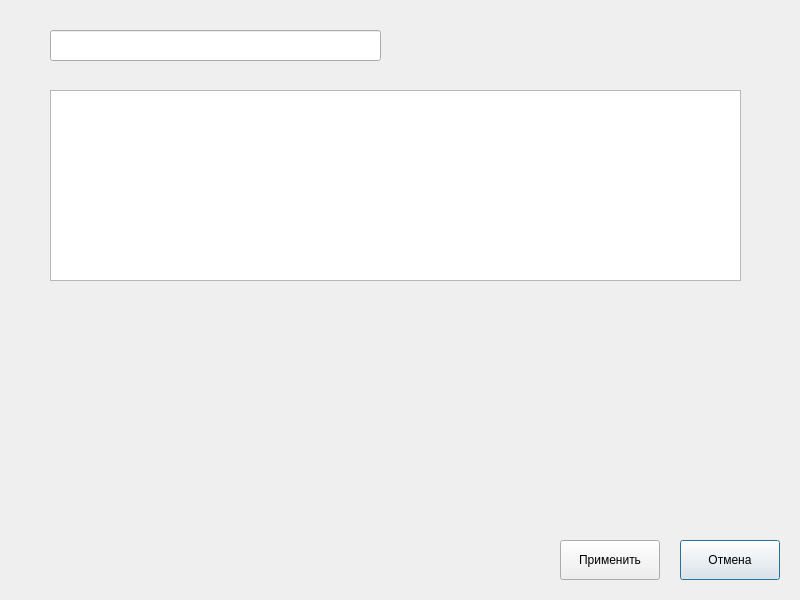
Above: testwindow.ui from geroineee/ARM_QT before the change. Below: the same form after it.
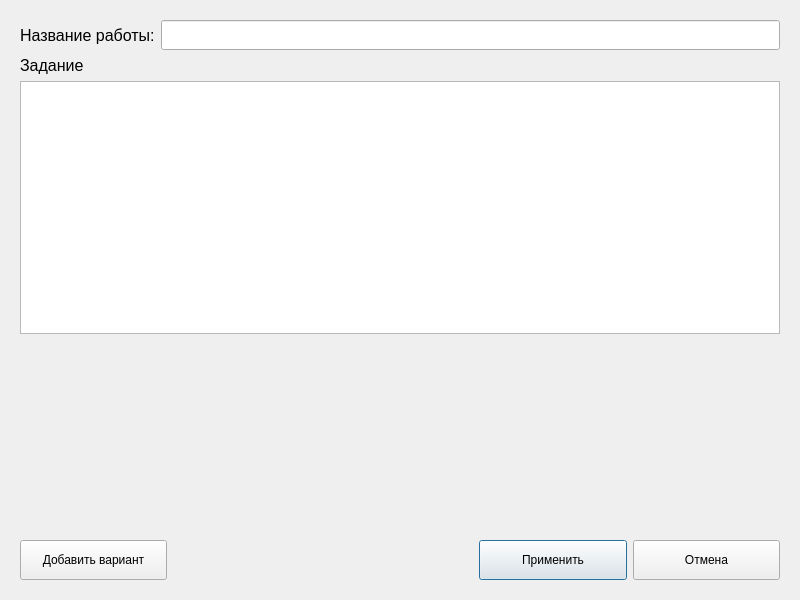
That is the form after the change.

```diff
--- a/testwindow.ui
+++ b/testwindow.ui
@@ -10,55 +10,162 @@
     <height>600</height>
    </rect>
   </property>
+  <property name="minimumSize">
+   <size>
+    <width>300</width>
+    <height>300</height>
+   </size>
+  </property>
   <property name="windowTitle">
    <string>Dialog</string>
   </property>
-  <widget class="QPushButton" name="button_cancel">
-   <property name="geometry">
-    <rect>
-     <x>680</x>
-     <y>540</y>
-     <width>100</width>
-     <height>40</height>
-    </rect>
+  <layout class="QGridLayout" name="gridLayout_2">
+   <property name="leftMargin">
+    <number>20</number>
    </property>
-   <property name="text">
-    <string>Отмена</string>
+   <property name="topMargin">
+    <number>20</number>
    </property>
-  </widget>
-  <widget class="QPushButton" name="button_apply">
-   <property name="geometry">
-    <rect>
-     <x>560</x>
-     <y>540</y>
-     <width>100</width>
-     <height>40</height>
-    </rect>
+   <property name="rightMargin">
+    <number>20</number>
    </property>
-   <property name="text">
-    <string>Применить</string>
+   <property name="bottomMargin">
+    <number>20</number>
    </property>
-  </widget>
-  <widget class="QPlainTextEdit" name="TextEdit_lab_desc">
-   <property name="geometry">
-    <rect>
-     <x>50</x>
-     <y>90</y>
-     <width>691</width>
-     <height>191</height>
-    </rect>
-   </property>
-  </widget>
-  <widget class="QLineEdit" name="lineEdit_lab_name">
-   <property name="geometry">
-    <rect>
-     <x>50</x>
-     <y>30</y>
-     <width>331</width>
-     <height>31</height>
-    </rect>
-   </property>
-  </widget>
+   <item row="0" column="0">
+    <layout class="QGridLayout" name="gridLayout">
+     <property name="leftMargin">
+      <number>0</number>
+     </property>
+     <item row="1" column="0">
+      <widget class="QLabel" name="label_2">
+       <property name="font">
+        <font>
+         <pointsize>12</pointsize>
+        </font>
+       </property>
+       <property name="text">
+        <string>Задание</string>
+       </property>
+      </widget>
+     </item>
+     <item row="2" column="0" colspan="4">
+      <widget class="QPlainTextEdit" name="TextEdit_lab_desc">
+       <property name="font">
+        <font>
+         <pointsize>12</pointsize>
+        </font>
+       </property>
+      </widget>
+     </item>
+     <item row="4" column="2">
+      <widget class="QPushButton" name="button_apply">
+       <property name="minimumSize">
+        <size>
+         <width>0</width>
+         <height>40</height>
+        </size>
+       </property>
+       <property name="text">
+        <string>Применить</string>
+       </property>
+      </widget>
+     </item>
+     <item row="0" column="0" colspan="4">
+      <layout class="QHBoxLayout" name="horizontalLayout">
+       <item>
+        <widget class="QLabel" name="label">
+         <property name="font">
+          <font>
+           <pointsize>12</pointsize>
+          </font>
+         </property>
+         <property name="text">
+          <string>Название работы:</string>
+         </property>
+        </widget>
+       </item>
+       <item>
+        <widget class="QLineEdit" name="lineEdit_lab_name">
+         <property name="minimumSize">
+          <size>
+           <width>0</width>
+           <height>30</height>
+          </size>
+         </property>
+         <property name="font">
+          <font>
+           <pointsize>12</pointsize>
+          </font>
+         </property>
+         <property name="text">
+          <string/>
+         </property>
+        </widget>
+       </item>
+      </layout>
+     </item>
+     <item row="3" column="2">
+      <spacer name="verticalSpacer">
+       <property name="orientation">
+        <enum>Qt::Vertical</enum>
+       </property>
+       <property name="sizeType">
+        <enum>QSizePolicy::Preferred</enum>
+       </property>
+       <property name="sizeHint" stdset="0">
+        <size>
+         <width>20</width>
+         <height>200</height>
+        </size>
+       </property>
+      </spacer>
+     </item>
+     <item row="4" column="3">
+      <widget class="QPushButton" name="button_cancel">
+       <property name="minimumSize">
+        <size>
+         <width>0</width>
+         <height>40</height>
+        </size>
+       </property>
+       <property name="text">
+        <string>Отмена</string>
+       </property>
+      </widget>
+     </item>
+     <item row="4" column="1">
+      <spacer name="horizontalSpacer">
+       <property name="orientation">
+        <enum>Qt::Horizontal</enum>
+       </property>
+       <property name="sizeType">
+        <enum>QSizePolicy::Preferred</enum>
+       </property>
+       <property name="sizeHint" stdset="0">
+        <size>
+         <width>300</width>
+         <height>20</height>
+        </size>
+       </property>
+      </spacer>
+     </item>
+     <item row="4" column="0">
+      <widget class="QPushButton" name="button_add_variant">
+       <property name="minimumSize">
+        <size>
+         <width>0</width>
+         <height>40</height>
+        </size>
+       </property>
+       <property name="text">
+        <string>Добавить вариант</string>
+       </property>
+      </widget>
+     </item>
+    </layout>
+   </item>
+  </layout>
  </widget>
  <resources/>
  <connections/>
```
